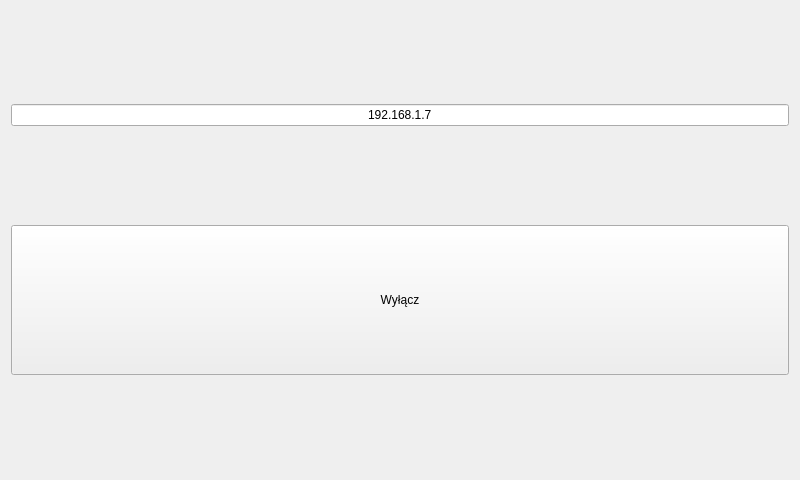
Above: arduino-ide/wifiserv/onoff_qt/mainwindow.ui from greblus/esp8266-32 before the change. Below: the same form after it.
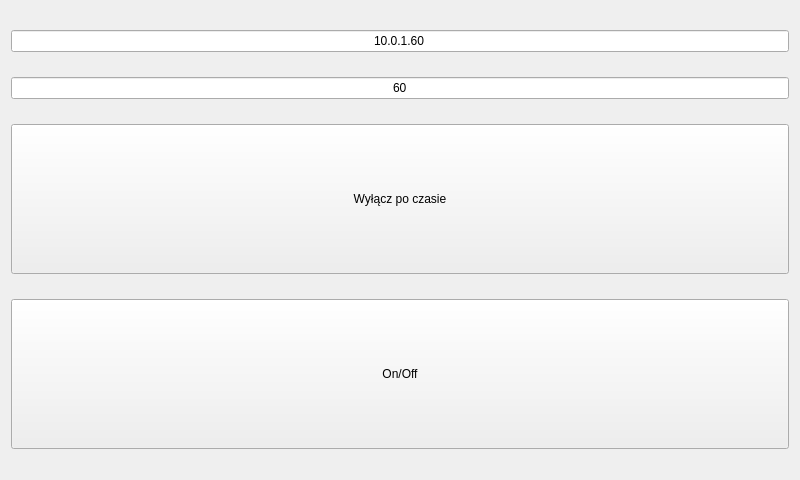
That is the form after the change.

Commit message: Esp8266 controlled relay with timer and OTA updates.

The edit to the form file:
```diff
--- a/arduino-ide/wifiserv/onoff_qt/mainwindow.ui
+++ b/arduino-ide/wifiserv/onoff_qt/mainwindow.ui
@@ -18,7 +18,7 @@
     <item>
      <widget class="QLineEdit" name="lineEdit">
       <property name="text">
-       <string>192.168.1.7</string>
+       <string>10.0.1.60</string>
       </property>
       <property name="alignment">
        <set>Qt::AlignCenter</set>
@@ -26,7 +26,17 @@
      </widget>
     </item>
     <item>
-     <widget class="QPushButton" name="pushButton">
+     <widget class="QLineEdit" name="timeout">
+      <property name="text">
+       <string>60</string>
+      </property>
+      <property name="alignment">
+       <set>Qt::AlignCenter</set>
+      </property>
+     </widget>
+    </item>
+    <item>
+     <widget class="QPushButton" name="timer_button">
       <property name="minimumSize">
        <size>
         <width>300</width>
@@ -34,7 +44,20 @@
        </size>
       </property>
       <property name="text">
-       <string>Wyłącz</string>
+       <string>Wyłącz po czasie</string>
+      </property>
+     </widget>
+    </item>
+    <item>
+     <widget class="QPushButton" name="off_button">
+      <property name="minimumSize">
+       <size>
+        <width>300</width>
+        <height>150</height>
+       </size>
+      </property>
+      <property name="text">
+       <string>On/Off</string>
       </property>
      </widget>
     </item>
```
Left out of the diff: 2 changed lines with no effect on the pictures. The commit also changes 5 other files.
